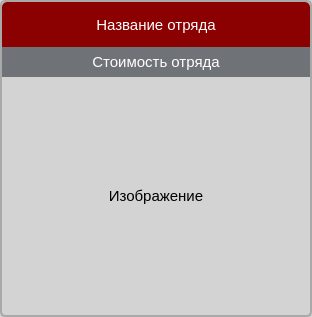
Above: windows/ui/armlistFrame.ui from MegaSamsa/BronepehotaHelper before the change. Below: the same form after it.
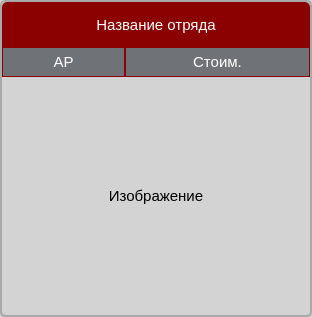
That is the form after the change.

Patch:
```diff
--- a/windows/ui/armlistFrame.ui
+++ b/windows/ui/armlistFrame.ui
@@ -41,6 +41,12 @@
    </property>
    <item>
     <widget class="QLabel" name="NameLabel">
+     <property name="minimumSize">
+      <size>
+       <width>0</width>
+       <height>45</height>
+      </size>
+     </property>
      <property name="maximumSize">
       <size>
        <width>16777215</width>
@@ -71,35 +77,117 @@
      </property>
     </widget>
    </item>
-   <item>
-    <widget class="QLabel" name="CostLabel">
+   <item alignment="Qt::AlignmentFlag::AlignTop">
+    <widget class="QFrame" name="ParametersFrame">
+     <property name="minimumSize">
+      <size>
+       <width>0</width>
+       <height>30</height>
+      </size>
+     </property>
      <property name="maximumSize">
       <size>
        <width>16777215</width>
        <height>30</height>
       </size>
      </property>
-     <property name="font">
-      <font>
-       <pointsize>11</pointsize>
-      </font>
-     </property>
      <property name="styleSheet">
-      <string notr="true">#CostLabel{
-	background-color:  #6F7378;
+      <string notr="true">QFrame{
+background-color:  #6F7378;
+border: none;
+}
+QLabel{
 	color: white;
+	border: 1px solid darkred;
 }</string>
      </property>
-     <property name="text">
-      <string>Стоимость отряда</string>
+     <property name="frameShape">
+      <enum>QFrame::Shape::StyledPanel</enum>
      </property>
-     <property name="alignment">
-      <set>Qt::AlignmentFlag::AlignCenter</set>
+     <property name="frameShadow">
+      <enum>QFrame::Shadow::Raised</enum>
      </property>
+     <layout class="QGridLayout" name="gridLayout" columnstretch="0,0,0,0,0">
+      <property name="leftMargin">
+       <number>0</number>
+      </property>
+      <property name="topMargin">
+       <number>0</number>
+      </property>
+      <property name="rightMargin">
+       <number>0</number>
+      </property>
+      <property name="bottomMargin">
+       <number>0</number>
+      </property>
+      <property name="spacing">
+       <number>0</number>
+      </property>
+      <item row="0" column="0" colspan="2">
+       <widget class="QLabel" name="RankLabel">
+        <property name="maximumSize">
+         <size>
+          <width>16777215</width>
+          <height>16777215</height>
+         </size>
+        </property>
+        <property name="font">
+         <font>
+          <pointsize>11</pointsize>
+         </font>
+        </property>
+        <property name="styleSheet">
+         <string notr="true"/>
+        </property>
+        <property name="text">
+         <string>АР</string>
+        </property>
+        <property name="alignment">
+         <set>Qt::AlignmentFlag::AlignCenter</set>
+        </property>
+       </widget>
+      </item>
+      <item row="0" column="2" colspan="3">
+       <widget class="QLabel" name="CostLabel">
+        <property name="minimumSize">
+         <size>
+          <width>0</width>
+          <height>0</height>
+         </size>
+        </property>
+        <property name="maximumSize">
+         <size>
+          <width>16777215</width>
+          <height>16777215</height>
+         </size>
+        </property>
+        <property name="font">
+         <font>
+          <pointsize>11</pointsize>
+         </font>
+        </property>
+        <property name="styleSheet">
+         <string notr="true"/>
+        </property>
+        <property name="text">
+         <string>Стоим.</string>
+        </property>
+        <property name="alignment">
+         <set>Qt::AlignmentFlag::AlignCenter</set>
+        </property>
+       </widget>
+      </item>
+     </layout>
     </widget>
    </item>
    <item>
     <widget class="QLabel" name="ImageLabel">
+     <property name="sizePolicy">
+      <sizepolicy hsizetype="Preferred" vsizetype="Expanding">
+       <horstretch>0</horstretch>
+       <verstretch>0</verstretch>
+      </sizepolicy>
+     </property>
      <property name="minimumSize">
       <size>
        <width>50</width>
```
